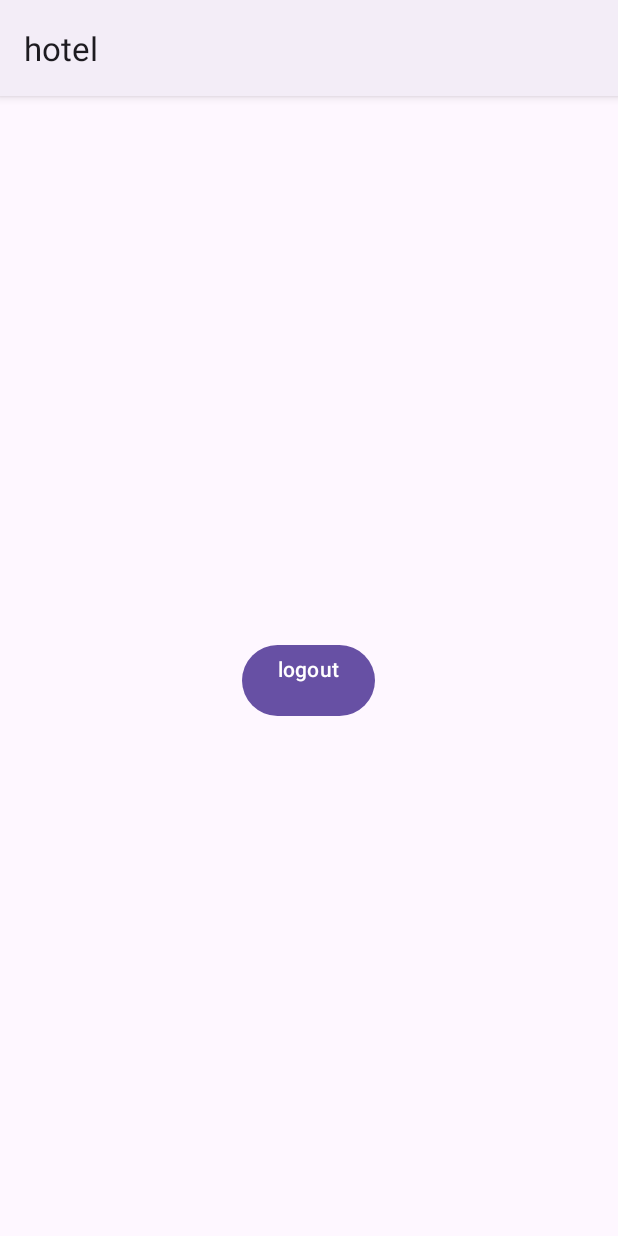
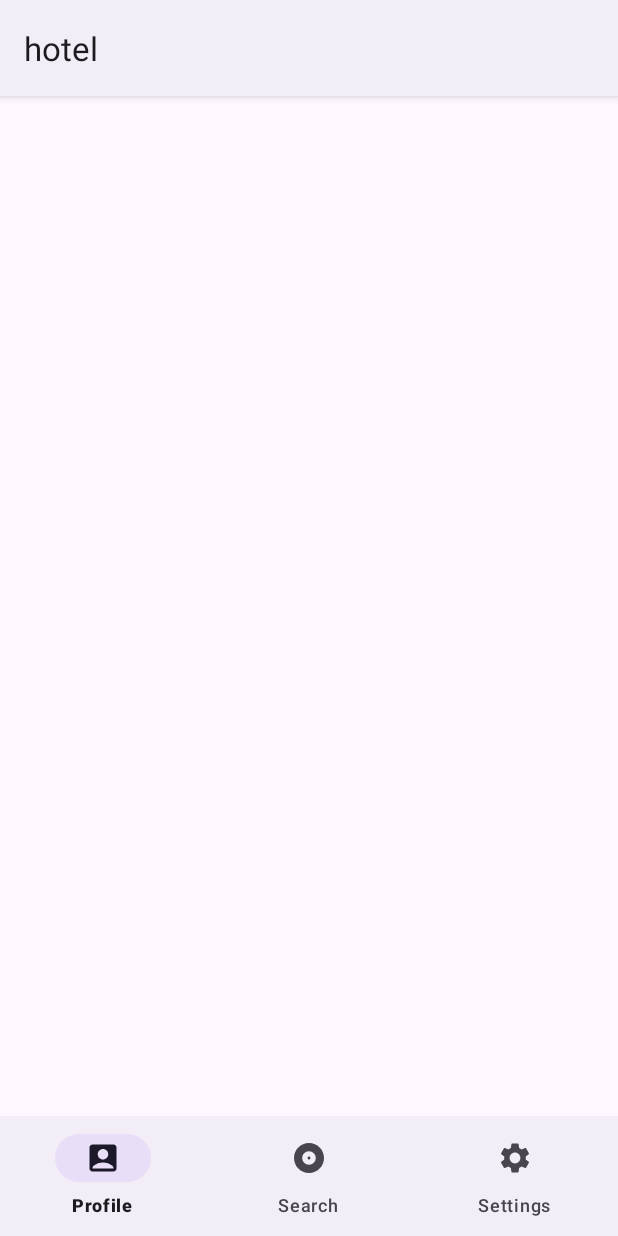
Before and after one commit to emiliyura/hotel, an Android app: the screen it shows after launch once a user with an empty profile is signed in (MainActivity), on a phone screen of 412 x 824 dp. Run offline under Robolectric (Android 15) with nearby library versions, the phone set to English and light mode, and no system bars; our stand-ins replace Firebase (no records; nobody signed in at launch, a user with empty details on screens opened directly), navigation-ui.

Commit message:
Navigation bar

```diff
--- a/app/src/main/java/com/example/hotel/MainActivity.java
+++ b/app/src/main/java/com/example/hotel/MainActivity.java
@@ -1,12 +1,25 @@
 package com.example.hotel;
 
+import android.annotation.SuppressLint;
+import android.app.AlertDialog;
 import android.content.Intent;
 import android.os.Bundle;
+import android.view.MenuItem;
 import android.widget.Button;
+import android.widget.Switch;
 import android.widget.TextView;
 
+import androidx.annotation.NonNull;
 import androidx.appcompat.app.AppCompatActivity;
+import androidx.fragment.app.Fragment;
+import androidx.fragment.app.FragmentTransaction;
+import androidx.navigation.NavController;
+import androidx.navigation.Navigation;
+import androidx.navigation.ui.AppBarConfiguration;
+import androidx.navigation.ui.NavigationUI;
 
+import com.example.hotel.databinding.ActivityMainBinding;
+import com.google.android.material.bottomnavigation.BottomNavigationView;
 import com.google.firebase.auth.FirebaseAuth;
 import com.google.firebase.auth.FirebaseUser;
 
@@ -16,31 +29,48 @@ public class MainActivity extends AppCompatActivity {
     Button button;
     TextView textView;
     FirebaseUser user;
+    ActivityMainBinding binding;
+    BottomNavigationView bottomNavigationView;
 
+    @SuppressLint("MissingInflatedId")
     @Override
     protected void onCreate(Bundle savedInstanceState) {
         super.onCreate(savedInstanceState);
-        setContentView(R.layout.activity_main); // на activity_main
+        binding = ActivityMainBinding.inflate(getLayoutInflater());
+        setContentView(binding.getRoot());
 
-        auth = FirebaseAuth.getInstance();
-        button = findViewById(R.id.logout);
-        textView = findViewById(R.id.user_details);
-        user = auth.getCurrentUser();
+        bottomNavigationView = findViewById(R.id.bottomNavigationView);
+        bottomNavigationView.setOnItemSelectedListener(new BottomNavigationView.OnItemSelectedListener() {
+            @Override
+            public boolean onNavigationItemSelected(@NonNull MenuItem item) {
+                Fragment selectedFragment = null;
 
-        if(user == null){
-            Intent intent = new Intent(getApplicationContext(), Login.class);
-            startActivity(intent);
-            finish();
-        }
-        else {
-            textView.setText(user.getEmail());
-        }
+                if(item.getItemId() == R.id.search)
+                {
+                    selectedFragment = new SearchFragment();
+                }
 
-        button.setOnClickListener(view -> {
-            FirebaseAuth.getInstance().signOut();
-            Intent intent = new Intent(getApplicationContext(), Login.class);
-            startActivity(intent);
-            finish();
+
+                else if (item.getItemId() == R.id.profile)
+                {
+                    selectedFragment = new ProfileFragment();
+                }
+
+
+                else if (item.getItemId() == R.id.settings)
+                {
+                    selectedFragment = new SettingsFragment();
+                }
+
+
+                if (selectedFragment != null) {
+                    getSupportFragmentManager().beginTransaction()
+                            .replace(R.id.fragment_container, selectedFragment)
+                            .commitNow();
+                }
+
+                return true;
+            }
         });
     }
 }
--- /dev/null
+++ b/app/src/main/res/drawable/baseline_account_box_24.xml
@@ -0,0 +1,5 @@
+<vector xmlns:android="http://schemas.android.com/apk/res/android" android:height="24dp" android:tint="#000000" android:viewportHeight="24" android:viewportWidth="24" android:width="24dp">
+
+    <path android:fillColor="@android:color/white" android:pathData="M19,3H5C3.9,3 3,3.9 3,5v14c0,1.1 0.9,2 2,2h14c1.1,0 2,-0.9 2,-2V5C21,3.9 20.1,3 19,3zM12,6c1.93,0 3.5,1.57 3.5,3.5c0,1.93 -1.57,3.5 -3.5,3.5s-3.5,-1.57 -3.5,-3.5C8.5,7.57 10.07,6 12,6zM19,19H5v-0.23c0,-0.62 0.28,-1.2 0.76,-1.58C7.47,15.82 9.64,15 12,15s4.53,0.82 6.24,2.19c0.48,0.38 0.76,0.97 0.76,1.58V19z"/>
+
+</vector>
--- /dev/null
+++ b/app/src/main/res/drawable/baseline_album_24.xml
@@ -0,0 +1,5 @@
+<vector xmlns:android="http://schemas.android.com/apk/res/android" android:height="24dp" android:tint="#000000" android:viewportHeight="24" android:viewportWidth="24" android:width="24dp">
+
+    <path android:fillColor="@android:color/white" android:pathData="M12,2C6.48,2 2,6.48 2,12s4.48,10 10,10 10,-4.48 10,-10S17.52,2 12,2zM12,16.5c-2.49,0 -4.5,-2.01 -4.5,-4.5S9.51,7.5 12,7.5s4.5,2.01 4.5,4.5 -2.01,4.5 -4.5,4.5zM12,11c-0.55,0 -1,0.45 -1,1s0.45,1 1,1 1,-0.45 1,-1 -0.45,-1 -1,-1z"/>
+
+</vector>
--- /dev/null
+++ b/app/src/main/res/drawable/baseline_settings_24.xml
@@ -0,0 +1,5 @@
+<vector xmlns:android="http://schemas.android.com/apk/res/android" android:height="24dp" android:tint="#000000" android:viewportHeight="24" android:viewportWidth="24" android:width="24dp">
+
+    <path android:fillColor="@android:color/white" android:pathData="M19.14,12.94c0.04,-0.3 0.06,-0.61 0.06,-0.94c0,-0.32 -0.02,-0.64 -0.07,-0.94l2.03,-1.58c0.18,-0.14 0.23,-0.41 0.12,-0.61l-1.92,-3.32c-0.12,-0.22 -0.37,-0.29 -0.59,-0.22l-2.39,0.96c-0.5,-0.38 -1.03,-0.7 -1.62,-0.94L14.4,2.81c-0.04,-0.24 -0.24,-0.41 -0.48,-0.41h-3.84c-0.24,0 -0.43,0.17 -0.47,0.41L9.25,5.35C8.66,5.59 8.12,5.92 7.63,6.29L5.24,5.33c-0.22,-0.08 -0.47,0 -0.59,0.22L2.74,8.87C2.62,9.08 2.66,9.34 2.86,9.48l2.03,1.58C4.84,11.36 4.8,11.69 4.8,12s0.02,0.64 0.07,0.94l-2.03,1.58c-0.18,0.14 -0.23,0.41 -0.12,0.61l1.92,3.32c0.12,0.22 0.37,0.29 0.59,0.22l2.39,-0.96c0.5,0.38 1.03,0.7 1.62,0.94l0.36,2.54c0.05,0.24 0.24,0.41 0.48,0.41h3.84c0.24,0 0.44,-0.17 0.47,-0.41l0.36,-2.54c0.59,-0.24 1.13,-0.56 1.62,-0.94l2.39,0.96c0.22,0.08 0.47,0 0.59,-0.22l1.92,-3.32c0.12,-0.22 0.07,-0.47 -0.12,-0.61L19.14,12.94zM12,15.6c-1.98,0 -3.6,-1.62 -3.6,-3.6s1.62,-3.6 3.6,-3.6s3.6,1.62 3.6,3.6S13.98,15.6 12,15.6z"/>
+
+</vector>
--- a/app/src/main/res/layout/activity_main.xml
+++ b/app/src/main/res/layout/activity_main.xml
@@ -1,25 +1,36 @@
 <?xml version="1.0" encoding="utf-8"?>
-<LinearLayout xmlns:android="http://schemas.android.com/apk/res/android"
+<androidx.constraintlayout.widget.ConstraintLayout xmlns:android="http://schemas.android.com/apk/res/android"
+    xmlns:app="http://schemas.android.com/apk/res-auto"
     xmlns:tools="http://schemas.android.com/tools"
-    android:id="@+id/main"
-    android:orientation="vertical"
-    android:gravity="center"
     android:layout_width="match_parent"
     android:layout_height="match_parent"
     tools:context=".MainActivity">
 
-    <TextView
-        android:id="@+id/user_details"
-        android:layout_width="wrap_content"
-        android:layout_height="wrap_content"
-        android:text="Hello World!" />
+    <Toolbar
+        android:id="@+id/toolbar"
+        android:layout_width="match_parent"
+        android:layout_height="?attr/actionBarSize"
+        tools:ignore="MissingConstraints" />
 
-    <Button
-        android:id="@+id/logout"
-        android:text="@string/LOGOUT"
-        android:layout_width="wrap_content"
-        android:layout_height="wrap_content" />
+    <FrameLayout
+        android:id="@+id/fragment_container"
+        android:layout_width="match_parent"
+        android:layout_height="588dp"
+        android:layout_above="@id/bottomNavigationView"
+        android:layout_below="@+id/toolbar"
+        android:layout_marginTop="0dp"
+        android:layout_marginBottom="-1dp"
+        tools:ignore="MissingConstraints,UnknownId" />
 
 
+    <com.google.android.material.bottomnavigation.BottomNavigationView
+        android:id="@+id/bottomNavigationView"
+        android:layout_width="match_parent"
+        android:layout_height="wrap_content"
+        app:layout_constraintBottom_toBottomOf="parent"
+        app:layout_constraintEnd_toEndOf="parent"
+        app:layout_constraintStart_toStartOf="parent"
+        app:menu="@menu/battom_nav_menu"/>
 
-</LinearLayout>
+
+</androidx.constraintlayout.widget.ConstraintLayout>
--- /dev/null
+++ b/app/src/main/res/menu/battom_nav_menu.xml
@@ -0,0 +1,13 @@
+<?xml version="1.0" encoding="utf-8"?>
+<menu xmlns:android="http://schemas.android.com/apk/res/android">
+
+    <item android:title="Profile"
+        android:icon="@drawable/baseline_account_box_24"
+        android:id="@+id/profile" />
+    <item android:title="Search"
+        android:icon="@drawable/baseline_album_24"
+        android:id="@+id/search"/>
+    <item android:title="Settings"
+        android:icon="@drawable/baseline_settings_24"
+        android:id="@+id/settings"/>
+</menu>
--- a/gradle/libs.versions.toml
+++ b/gradle/libs.versions.toml
@@ -10,6 +10,8 @@ activity = "1.9.0"
 constraintlayout = "2.1.4"
 googleGmsGoogleServices = "4.4.1"
 firebaseAuth = "23.0.0"
+navigationRuntime = "2.7.7"
+navigationUi = "2.7.7"
 
 [libraries]
 google-services = { module = "com.google.gms:google-services", version.ref = "googleServices" }
@@ -21,6 +23,8 @@ material = { group = "com.google.android.material", name = "material", version.r
 activity = { group = "androidx.activity", name = "activity", version.ref = "activity" }
 constraintlayout = { group = "androidx.constraintlayout", name = "constraintlayout", version.ref = "constraintlayout" }
 firebase-auth = { group = "com.google.firebase", name = "firebase-auth", version.ref = "firebaseAuth" }
+navigation-runtime = { group = "androidx.navigation", name = "navigation-runtime", version.ref = "navigationRuntime" }
+navigation-ui = { group = "androidx.navigation", name = "navigation-ui", version.ref = "navigationUi" }
 
 [plugins]
 android-application = { id = "com.android.application", version.ref = "agp" }
```
Also changed, not shown: app/build.gradle.kts (+7 -0 lines), app/src/main/java/com/example/hotel/ProfileFragment.java (added, +53 -0 lines), app/src/main/java/com/example/hotel/SearchFragment.java (added, +30 -0 lines), app/src/main/java/com/example/hotel/SettingsFragment.java (added, +64 -0 lines), app/src/main/java/com/example/hotel/User.java (added, +37 -0 lines), app/src/main/res/layout/fragment_profile.xml (added, +20 -0 lines), app/src/main/res/layout/fragment_search.xml (added, +15 -0 lines), app/src/main/res/layout/fragment_settings.xml (added, +15 -0 lines), app/src/main/res/values/strings.xml (+6 -1 lines).
